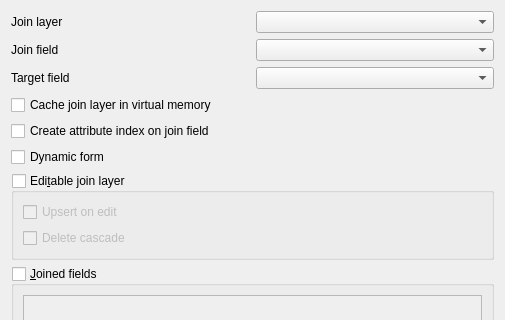
Old version of the form src/ui/qgsjoindialogbase.ui in the repository qgis/QGIS; both pictures show x 0 to 505 and y 0 to 320 of the 505 by 576 pixel window.
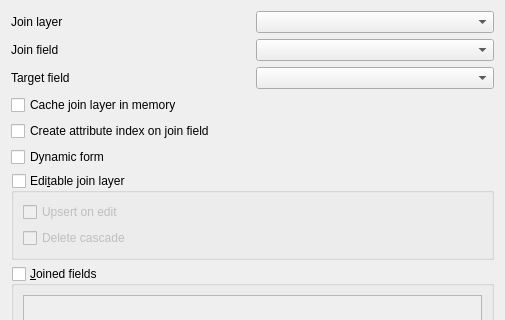
New version of the form. Custom widgets are drawn as their Qt base class.

Commit message: Remove "virtual" from cache join label

```diff
--- a/src/ui/qgsjoindialogbase.ui
+++ b/src/ui/qgsjoindialogbase.ui
@@ -105,7 +105,7 @@
    <item row="3" column="0" colspan="2">
     <widget class="QCheckBox" name="mCacheInMemoryCheckBox">
      <property name="text">
-      <string>Cache join layer in virtual memory</string>
+      <string>Cache join layer in memory</string>
      </property>
     </widget>
    </item>
```
